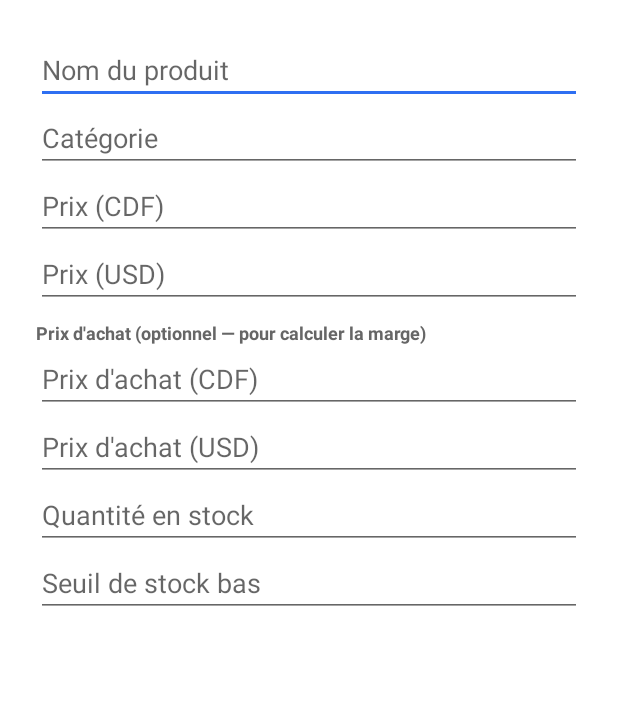
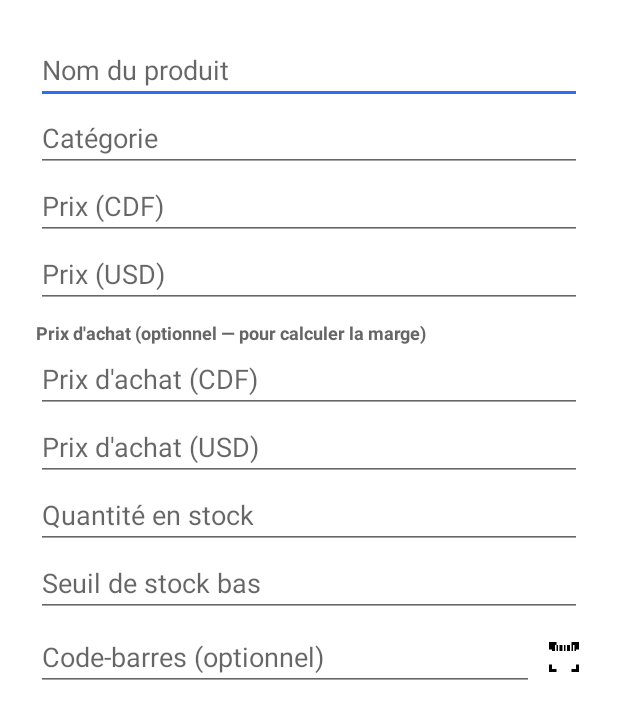
Before and after one commit to deogracekasonga-commits/shukrani-business, an Android app: the layout dialog_product_edit.xml on its own in the app's theme, with its tools: preview values and no code run, on a phone screen of 412 x 824 dp. Shown: the top 719 px of the screen. Run offline under Robolectric (Android 15) with nearby library versions, the phone set to English and light mode, and no system bars.

Commit message:
Ajouter le scanner de code-barres
Scanne un produit directement depuis la vente (POS) pour l'ajouter au
panier sans chercher dans la grille, et permet d'attribuer/scanner un
code-barres à un produit depuis Stock (avec vérification qu'il n'est
pas déjà utilisé par un autre produit). Basé sur ZXing embedded, sans
étape de configuration supplémentaire. Préserve le code-barres existant
d'un produit lors d'un ré-import CSV par nom.

Co-Authored-By: Claude Sonnet 5 <noreply@anthropic.com>
Claude-Session: https://claude.ai/code/session_018EcmZrwUVUyv4dhWzb14nM

```diff
--- a/mobile/app/build.gradle.kts
+++ b/mobile/app/build.gradle.kts
@@ -61,6 +61,8 @@ dependencies {
     implementation("com.squareup.okhttp3:okhttp:4.12.0")
     implementation("androidx.work:work-runtime-ktx:2.9.1")
 
+    implementation("com.journeyapps:zxing-android-embedded:4.3.0")
+
     testImplementation("junit:junit:4.13.2")
     androidTestImplementation("androidx.test.ext:junit:1.2.1")
     androidTestImplementation("androidx.test.espresso:espresso-core:3.6.1")
--- a/mobile/app/src/main/AndroidManifest.xml
+++ b/mobile/app/src/main/AndroidManifest.xml
@@ -6,6 +6,9 @@
     <uses-permission android:name="android.permission.BLUETOOTH_CONNECT" />
     <uses-permission android:name="android.permission.INTERNET" />
     <uses-permission android:name="android.permission.ACCESS_NETWORK_STATE" />
+    <uses-permission android:name="android.permission.CAMERA" />
+    <uses-feature android:name="android.hardware.camera" android:required="false" />
+    <uses-feature android:name="android.hardware.camera.autofocus" android:required="false" />
 
     <application
         android:allowBackup="false"
--- a/mobile/app/src/main/java/com/shukranibusiness/app/data/AppDatabase.kt
+++ b/mobile/app/src/main/java/com/shukranibusiness/app/data/AppDatabase.kt
@@ -17,7 +17,7 @@ import com.shukranibusiness.app.data.entities.StockMovement
 
 @Database(
     entities = [Employee::class, Product::class, Sale::class, SaleItem::class, StockMovement::class],
-    version = 6,
+    version = 7,
     exportSchema = false
 )
 @TypeConverters(Converters::class)
--- a/mobile/app/src/main/java/com/shukranibusiness/app/data/ShopRepository.kt
+++ b/mobile/app/src/main/java/com/shukranibusiness/app/data/ShopRepository.kt
@@ -70,6 +70,8 @@ class ShopRepository(private val context: Context) {
 
     fun observeCategories(): Flow<List<String>> = productDao.observeCategories()
 
+    suspend fun getProductByBarcode(barcode: String): Product? = productDao.findByBarcode(barcode)
+
     suspend fun saveProduct(product: Product): Long {
         return if (product.id == 0L) productDao.insert(product) else {
             productDao.update(product)
@@ -138,7 +140,8 @@ class ShopRepository(private val context: Context) {
                     quantity = parsed.quantity,
                     lowStockThreshold = parsed.lowStockThreshold,
                     purchasePriceCdf = parsed.purchasePriceCdf,
-                    purchasePriceUsd = parsed.purchasePriceUsd
+                    purchasePriceUsd = parsed.purchasePriceUsd,
+                    barcode = existing?.barcode
                 )
                 if (existing != null) productDao.update(product) else productDao.insert(product)
             }
--- a/mobile/app/src/main/java/com/shukranibusiness/app/data/dao/ProductDao.kt
+++ b/mobile/app/src/main/java/com/shukranibusiness/app/data/dao/ProductDao.kt
@@ -47,6 +47,9 @@ interface ProductDao {
     @Query("SELECT * FROM products WHERE active = 1 AND name = :name COLLATE NOCASE LIMIT 1")
     suspend fun findByName(name: String): Product?
 
+    @Query("SELECT * FROM products WHERE active = 1 AND barcode = :barcode LIMIT 1")
+    suspend fun findByBarcode(barcode: String): Product?
+
     @Query("UPDATE products SET quantity = quantity + :delta WHERE id = :productId")
     suspend fun adjustQuantity(productId: Long, delta: Int)
 
--- a/mobile/app/src/main/java/com/shukranibusiness/app/data/entities/Product.kt
+++ b/mobile/app/src/main/java/com/shukranibusiness/app/data/entities/Product.kt
@@ -16,5 +16,7 @@ data class Product(
     val active: Boolean = true,
     /** Prix d'achat (coût) — optionnel (0 = non renseigné), sert au calcul de marge. */
     val purchasePriceCdf: Double = 0.0,
-    val purchasePriceUsd: Double = 0.0
+    val purchasePriceUsd: Double = 0.0,
+    /** Code-barres (EAN/UPC...) — optionnel, permet de retrouver le produit via le scanner. */
+    val barcode: String? = null
 )
--- a/mobile/app/src/main/java/com/shukranibusiness/app/util/BackupManager.kt
+++ b/mobile/app/src/main/java/com/shukranibusiness/app/util/BackupManager.kt
@@ -123,6 +123,7 @@ object BackupManager {
         put("active", active)
         put("purchasePriceCdf", purchasePriceCdf)
         put("purchasePriceUsd", purchasePriceUsd)
+        put("barcode", barcode)
     }
 
     private fun JSONObject.toProduct() = Product(
@@ -135,7 +136,8 @@ object BackupManager {
         lowStockThreshold = optInt("lowStockThreshold", 5),
         active = optBoolean("active", true),
         purchasePriceCdf = optDouble("purchasePriceCdf", 0.0),
-        purchasePriceUsd = optDouble("purchasePriceUsd", 0.0)
+        purchasePriceUsd = optDouble("purchasePriceUsd", 0.0),
+        barcode = if (isNull("barcode")) null else optString("barcode")
     )
 
     // --- Sale ---
--- /dev/null
+++ b/mobile/app/src/main/res/drawable/ic_barcode_scan.xml
@@ -0,0 +1,12 @@
+<vector xmlns:android="http://schemas.android.com/apk/res/android"
+    android:width="24dp"
+    android:height="24dp"
+    android:viewportWidth="24"
+    android:viewportHeight="24">
+    <path
+        android:fillColor="#000000"
+        android:pathData="M4,4h2v4h-2z M7,4h1v4h-1z M9,4h2v4h-2z M12,4h1v4h-1z M14,4h2v4h-2z M17,4h1v4h-1z M19,4h1v4h-1z" />
+    <path
+        android:fillColor="#000000"
+        android:pathData="M2,2h5v2h-3v3h-2z M17,2h5v5h-2v-3h-3z M2,17h2v3h3v2h-5z M20,17h2v5h-5v-2h3z" />
+</vector>
--- a/mobile/app/src/main/res/layout/dialog_product_edit.xml
+++ b/mobile/app/src/main/res/layout/dialog_product_edit.xml
@@ -73,5 +73,30 @@
             android:layout_height="wrap_content"
             android:hint="@string/hint_low_stock_threshold"
             android:inputType="number" />
+
+        <LinearLayout
+            android:layout_width="match_parent"
+            android:layout_height="wrap_content"
+            android:orientation="horizontal"
+            android:gravity="center_vertical"
+            android:layout_marginTop="4dp">
+
+            <EditText
+                android:id="@+id/barcodeInput"
+                android:layout_width="0dp"
+                android:layout_height="wrap_content"
+                android:layout_weight="1"
+                android:hint="@string/hint_barcode"
+                android:inputType="text" />
+
+            <ImageButton
+                android:id="@+id/scanBarcodeButton"
+                android:layout_width="wrap_content"
+                android:layout_height="wrap_content"
+                android:layout_marginStart="8dp"
+                android:background="?attr/selectableItemBackgroundBorderless"
+                android:contentDescription="@string/action_scan_barcode"
+                android:src="@drawable/ic_barcode_scan" />
+        </LinearLayout>
     </LinearLayout>
 </ScrollView>
--- a/mobile/app/src/main/res/values/strings.xml
+++ b/mobile/app/src/main/res/values/strings.xml
@@ -77,6 +77,12 @@
     <string name="label_purchase_price_section">Prix d\'achat (optionnel — pour calculer la marge)</string>
     <string name="hint_purchase_price_cdf">Prix d\'achat (CDF)</string>
     <string name="hint_purchase_price_usd">Prix d\'achat (USD)</string>
+    <string name="hint_barcode">Code-barres (optionnel)</string>
+
+    <string name="action_scan_barcode">Scanner un code-barres</string>
+    <string name="scan_prompt_message">Visez le code-barres du produit</string>
+    <string name="error_barcode_not_found">Aucun produit ne correspond à ce code-barres.</string>
+    <string name="error_barcode_already_used">Ce code-barres est déjà attribué à « %1$s ».</string>
     <string name="action_save">Enregistrer</string>
     <string name="action_cancel">Annuler</string>
     <string name="action_delete">Supprimer</string>
```
Also changed, not shown: mobile/app/src/main/java/com/shukranibusiness/app/ui/pos/PosFragment.kt (+23 -0 lines), mobile/app/src/main/java/com/shukranibusiness/app/ui/stock/ProductEditDialog.kt (+24 -1 lines), mobile/app/src/main/java/com/shukranibusiness/app/ui/stock/StockFragment.kt (+15 -1 lines), mobile/app/src/main/res/layout/fragment_pos.xml (+22 -5 lines), 1 other file.
